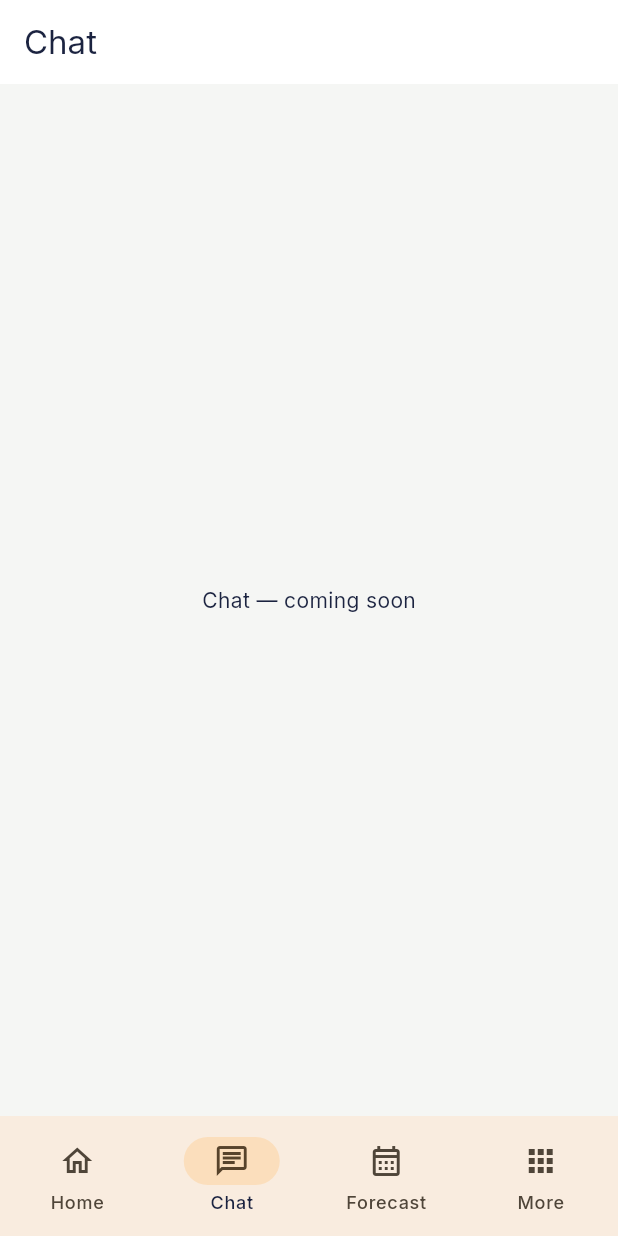
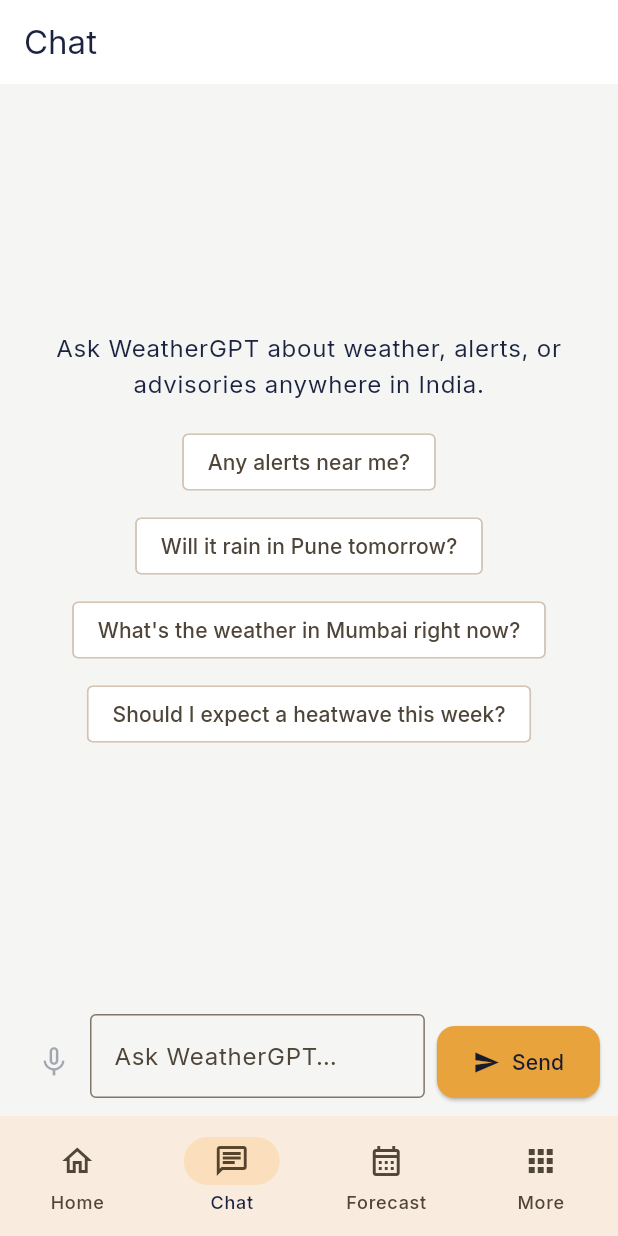
Before and after one commit to supreethsnm-prog/Skyfalll, a Flutter app: the screen it shows after launch, item 2 of the bottom bar chosen, on a phone screen of 412 x 824 dp. Run offline on Flutter 3.47's test engine with Material 3 defaults, Android fonts, the phone set to English and light mode, and no system bars; our stand-ins replace dio, flutter_riverpod, go_router.

Commit message:
feat: add ChatScreen and wire it into the /chat route
Composes ChatComposer, ChatTurnTile, TypingIndicator, and ErrorView
into a full chat screen: an empty-state welcome with tappable
suggested-question chips, a reversed conversation list, and
error/retry handling driven by ChatController's ChatUiState. Replaces
the /chat route's PlaceholderScreen with ChatScreen in app_router.dart.

Co-Authored-By: Claude Sonnet 5 <noreply@anthropic.com>
Claude-Session: https://claude.ai/code/session_01SbqpKE3jV4xdD8826V1sww

```diff
--- a/frontend/weathergpt_app/lib/core/router/app_router.dart
+++ b/frontend/weathergpt_app/lib/core/router/app_router.dart
@@ -1,5 +1,6 @@
 import 'package:flutter/material.dart';
 import 'package:go_router/go_router.dart';
+import '../../features/chat/chat_screen.dart';
 import '../../features/gallery/gallery_screen.dart';
 import '../../features/shell/placeholder_screen.dart';
 
@@ -36,7 +37,7 @@ final appRouter = GoRouter(
           routes: [
             GoRoute(
               path: '/chat',
-              builder: (context, state) => const PlaceholderScreen(title: 'Chat'),
+              builder: (context, state) => const ChatScreen(),
             ),
           ],
         ),
--- /dev/null
+++ b/frontend/weathergpt_app/lib/features/chat/chat_screen.dart
@@ -0,0 +1,121 @@
+import 'package:flutter/material.dart';
+import 'package:flutter_riverpod/flutter_riverpod.dart';
+import '../../core/network/app_error.dart';
+import '../../core/theme/app_spacing.dart';
+import '../../shared/widgets/app_chip.dart';
+import '../../shared/widgets/error_view.dart';
+import 'chat_controller.dart';
+import 'widgets/chat_composer.dart';
+import 'widgets/chat_turn_tile.dart';
+import 'widgets/typing_indicator.dart';
+
+const _suggestedQuestions = [
+  'Any alerts near me?',
+  'Will it rain in Pune tomorrow?',
+  "What's the weather in Mumbai right now?",
+  'Should I expect a heatwave this week?',
+];
+
+class ChatScreen extends ConsumerWidget {
+  const ChatScreen({super.key});
+
+  @override
+  Widget build(BuildContext context, WidgetRef ref) {
+    final state = ref.watch(chatControllerProvider);
+    final controller = ref.read(chatControllerProvider.notifier);
+
+    return Scaffold(
+      appBar: AppBar(title: const Text('Chat')),
+      body: Column(
+        children: [
+          Expanded(
+            child: state.messages.isEmpty && state is! ChatFailed
+                ? _EmptyChatView(onSuggestionTap: controller.sendMessage)
+                : _ConversationList(state: state, controller: controller),
+          ),
+          ChatComposer(
+            enabled: state is! ChatSending,
+            onSend: controller.sendMessage,
+          ),
+        ],
+      ),
+    );
+  }
+}
+
+class _EmptyChatView extends StatelessWidget {
+  final ValueChanged<String> onSuggestionTap;
+
+  const _EmptyChatView({required this.onSuggestionTap});
+
+  @override
+  Widget build(BuildContext context) {
+    return Center(
+      child: Padding(
+        padding: const EdgeInsets.all(AppSpacing.xl),
+        child: Column(
+          mainAxisSize: MainAxisSize.min,
+          children: [
+            Text(
+              'Ask WeatherGPT about weather, alerts, or advisories anywhere in India.',
+              textAlign: TextAlign.center,
+              style: Theme.of(context).textTheme.bodyLarge,
+            ),
+            const SizedBox(height: AppSpacing.lg),
+            Wrap(
+              spacing: AppSpacing.sm,
+              runSpacing: AppSpacing.sm,
+              alignment: WrapAlignment.center,
+              children: [
+                for (final question in _suggestedQuestions)
+                  AppChip(label: question, onTap: () => onSuggestionTap(question)),
+              ],
+            ),
+          ],
+        ),
+      ),
+    );
+  }
+}
+
+class _ConversationList extends StatelessWidget {
+  final ChatUiState state;
+  final ChatController controller;
+
+  const _ConversationList({required this.state, required this.controller});
+
+  @override
+  Widget build(BuildContext context) {
+    final items = <Widget>[];
+    final currentState = state;
+    if (currentState is ChatFailed) {
+      items.add(
+        ErrorView(
+          message: _describeError(currentState.error),
+          onRetry: controller.retry,
+        ),
+      );
+    } else if (currentState is ChatSending) {
+      items.add(const TypingIndicator());
+    }
+    items.addAll(
+      state.messages.reversed.map((turn) => ChatTurnTile(turn: turn)),
+    );
+
+    return ListView(
+      reverse: true,
+      padding: const EdgeInsets.symmetric(vertical: AppSpacing.md),
+      children: items,
+    );
+  }
+
+  String _describeError(AppError error) => switch (error) {
+        NetworkTimeoutError() =>
+          'That took too long — check your connection and try again.',
+        NetworkConnectionError() =>
+          'Could not reach the server. Check your connection and try again.',
+        ServerError(:final statusCode) =>
+          'The server had a problem (code $statusCode). Try again in a moment.',
+        UnknownError() => 'Something went wrong. Please try again.',
+      };
+}
```
Also changed, not shown: 1 other file.
